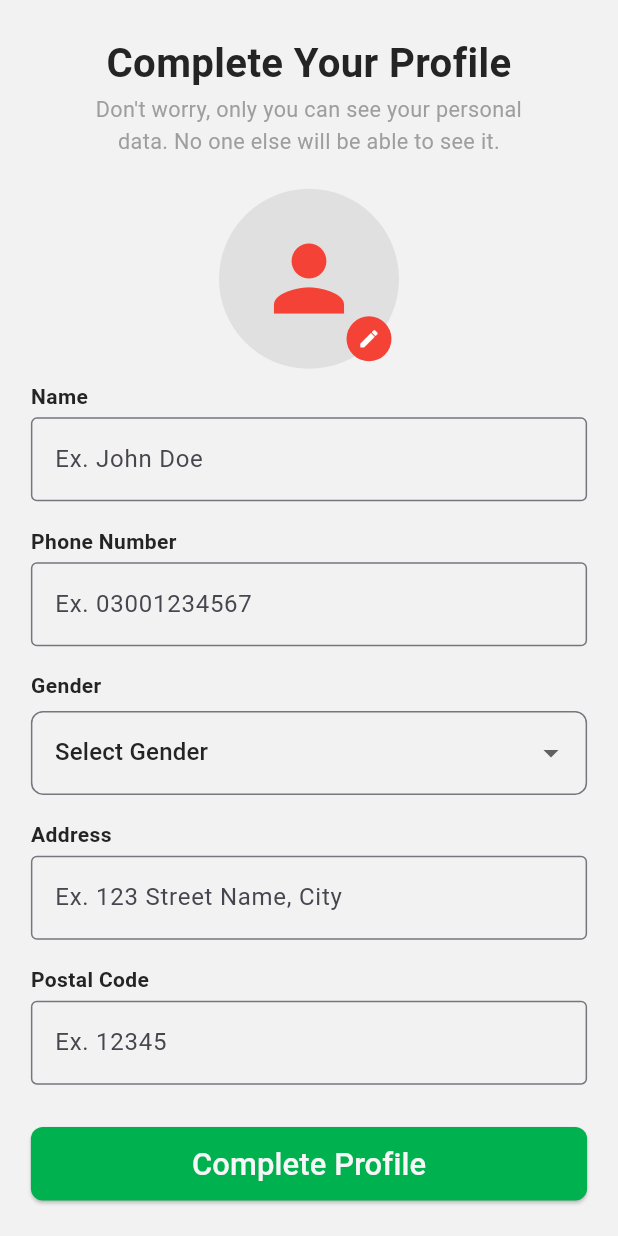
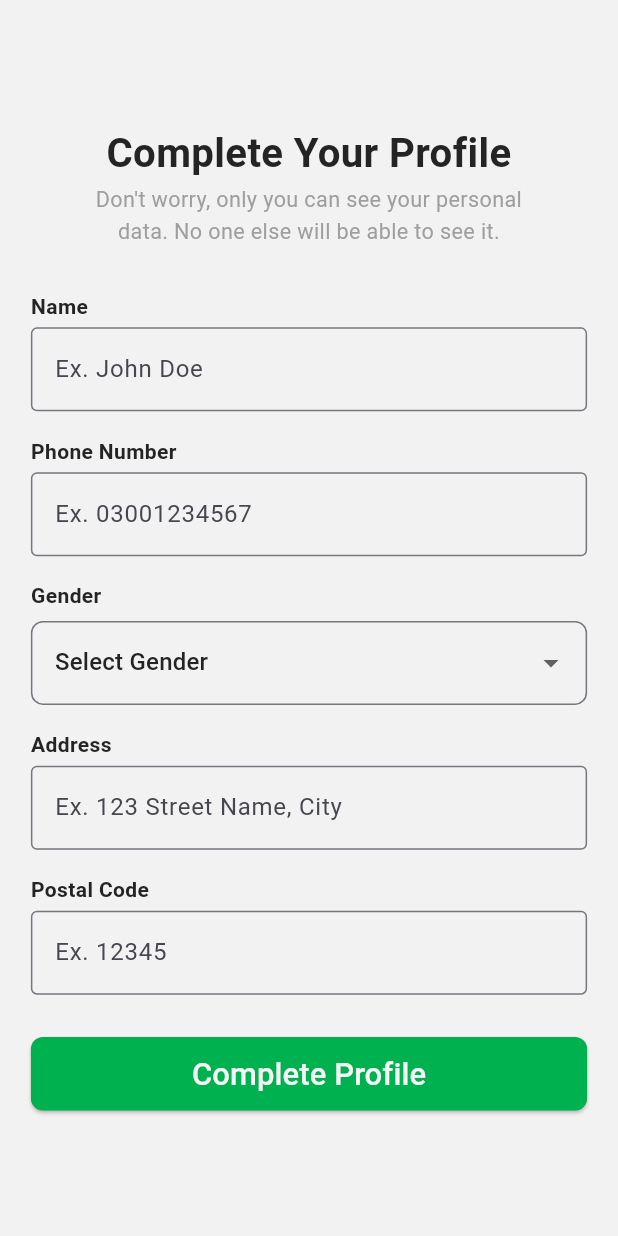
Before and after one commit to Tech-Gammer/Family-Wear-App, a Flutter app: the ProfilePage screen opened directly with empty values, on a phone screen of 412 x 824 dp. Run offline on Flutter 3.47's test engine with Material 3 defaults, Android fonts, the light colour scheme and no system bars; our stand-ins replace auto_size_text, carousel_slider, firebase_core, firebase_messaging, google_nav_bar, image_picker and 2 more; accounts and stored records are empty; network calls fail.

```diff
--- a/lib/1_Auth/Intro/2_Create_Account_Page/Profile_Page.dart
+++ b/lib/1_Auth/Intro/2_Create_Account_Page/Profile_Page.dart
@@ -62,35 +62,35 @@
                       SizedBox(height: screenHeight * 0.025),
 
                       // Profile Image Section
-                      Center(
-                        child: Stack(
-                          children: [
-                            CircleAvatar(
-                              radius: 60,
-                              backgroundImage: profileProvider.profileImageFile != null ? FileImage(profileProvider.profileImageFile!) : profileProvider.profileImageUrl != null ? NetworkImage(profileProvider.profileImageUrl!) : null,
-                              backgroundColor: Colors.grey[300],
-                              child: profileProvider.profileImageFile == null && profileProvider.profileImageUrl == null ? const Icon(Icons.person, size: 70, color: Colors.red) : null,
-                            ),
-                            Positioned(
-                              bottom: 5,
-                              right: 5,
-                              child: InkWell(
-                                onTap: () async {
-                                  await profileProvider.pickImage();
-                                  if (profileProvider.profileImageFile != null) {
-                                    await profileProvider.uploadImage();
-                                  }
-                                },
-                                child: CircleAvatar(
-                                  backgroundColor: Colors.red,
-                                  radius: 15,
-                                  child: const Icon(Icons.edit, size: 15, color: Colors.white),
-                                ),
-                              ),
-                            ),
-                          ],
-                        ),
-                      ),
+                      // Center(
+                      //   child: Stack(
+                      //     children: [
+                      //       CircleAvatar(
+                      //         radius: 60,
+                      //         backgroundImage: profileProvider.profileImageFile != null ? FileImage(profileProvider.profileImageFile!) : profileProvider.profileImageUrl != null ? NetworkImage(profileProvider.profileImageUrl!) : null,
+                      //         backgroundColor: Colors.grey[300],
+                      //         child: profileProvider.profileImageFile == null && profileProvider.profileImageUrl == null ? const Icon(Icons.person, size: 70, color: Colors.red) : null,
+                      //       ),
+                      //       Positioned(
+                      //         bottom: 5,
+                      //         right: 5,
+                      //         child: InkWell(
+                      //           onTap: () async {
+                      //             await profileProvider.pickImage();
+                      //             if (profileProvider.profileImageFile != null) {
+                      //               await profileProvider.uploadImage();
+                      //             }
+                      //           },
+                      //           child: CircleAvatar(
+                      //             backgroundColor: Colors.red,
+                      //             radius: 15,
+                      //             child: const Icon(Icons.edit, size: 15, color: Colors.white),
+                      //           ),
+                      //         ),
+                      //       ),
+                      //     ],
+                      //   ),
+                      // ),
 
                       // Name TextField
                       _buildInputField(
--- a/lib/ip_address.dart
+++ b/lib/ip_address.dart
@@ -1,5 +1,5 @@
 class NetworkConfig{
- String _ipAddress = "192.168.2.103";  // Private variable
+ String _ipAddress = "192.168.10.45";  // Private variable
   //String _ipAddress = "192.168.1.49";  // Private variable
   String get ipAddress => _ipAddress;  // Getter method
 }
```
Also changed, not shown: lib/6_Customer/1_MainScreen/Home_Tab_Screen/HomeTabScreen.dart (+5 -2 lines), 1 other file.
